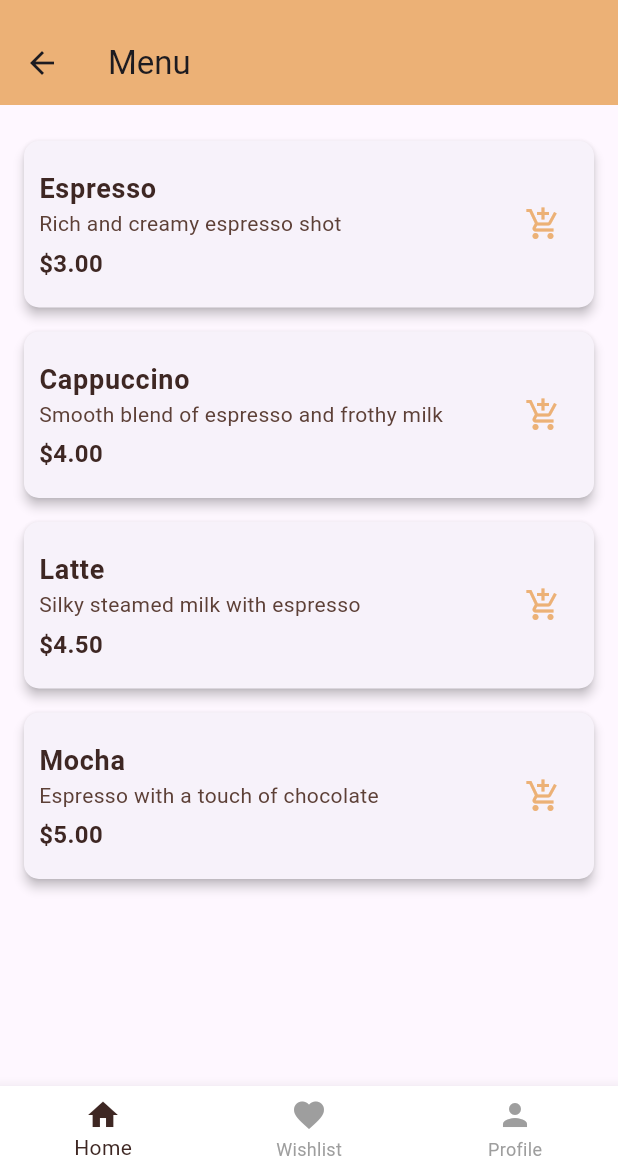
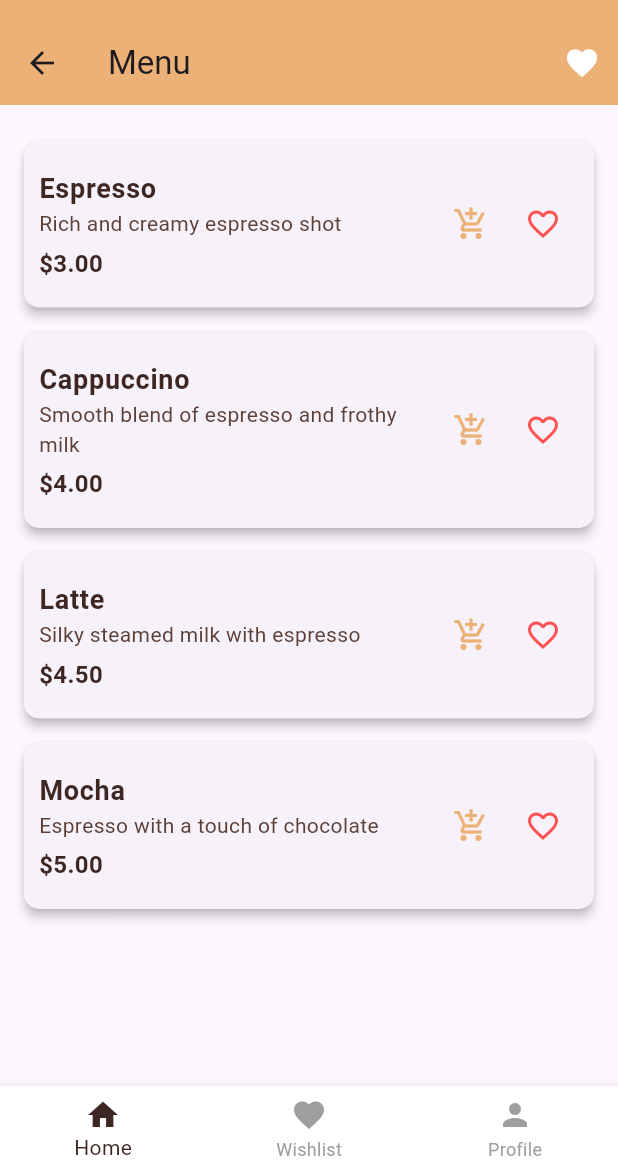
Before and after one commit to ayshasariya4/Cafe-App, a Flutter app: the screen it shows after launch, scrolled down 139 dp, after a tap on "Order Now", on a phone screen of 412 x 824 dp, the part 63-1236 px from its top. Run offline on Flutter 3.47's test engine with Material 3 defaults, Android fonts, the phone set to English and light mode, and no system bars; network calls fail.

Commit message:
Added: Wishlist

```diff
--- a/lib/main.dart
+++ b/lib/main.dart
@@ -1,8 +1,8 @@
 import 'package:flutter/material.dart';
 import 'home_page.dart';
-import 'wishlist_page.dart';
 import 'profile_page.dart';
 import 'bottom_nav.dart';
+import 'package:test_app/wishlist_page.dart';
 
 void main() {
   runApp(CafeApp());
@@ -16,10 +16,12 @@ class CafeApp extends StatefulWidget {
 class _CafeAppState extends State<CafeApp> {
   int _currentIndex = 0;
 
+  // Example wishlist items list
+  List<Map<String, String>> wishlistItems = [];
+
   // Navigation tabs
   final List<Widget> _pages = [
     HomePage(),      // Home Page
-    WishlistPage(),  // Wishlist Page
     ProfilePage(),   // Profile Page
   ];
 
@@ -39,7 +41,9 @@ class _CafeAppState extends State<CafeApp> {
           backgroundColor: const Color(0xFFECB176),
           elevation: 0,
         ),
-        body: _pages[_currentIndex], // Displays selected page content
+        body: _currentIndex == 1
+            ? WishlistPage(wishlistItems: wishlistItems) // Show WishlistPage when tab 1 is selected
+            : _pages[_currentIndex], // Shows HomePage or ProfilePage
         bottomNavigationBar: BottomNavBar(
           currentIndex: _currentIndex,
           onTap: (index) {
--- a/lib/menu_page.dart
+++ b/lib/menu_page.dart
@@ -1,6 +1,17 @@
 import 'package:flutter/material.dart';
+import 'package:test_app/wishlist_page.dart';
 
-class MenuPage extends StatelessWidget {
+
+class MenuPage extends StatefulWidget {
+  @override
+  _MenuPageState createState() => _MenuPageState();
+}
+
+class _MenuPageState extends State<MenuPage> {
+  // List to store wishlist items
+  final List<Map<String, String>> wishlistItems = [];
+
+  // Menu items data
   final List<Map<String, String>> menuItems = [
     {'title': 'Espresso', 'description': 'Rich and creamy espresso shot', 'price': '\$3.00'},
     {'title': 'Cappuccino', 'description': 'Smooth blend of espresso and frothy milk', 'price': '\$4.00'},
@@ -8,12 +19,48 @@ class MenuPage extends StatelessWidget {
     {'title': 'Mocha', 'description': 'Espresso with a touch of chocolate', 'price': '\$5.00'},
   ];
 
+  // Function to add an item to the wishlist
+  void _addToWishlist(Map<String, String> item) {
+    setState(() {
+      if (!wishlistItems.contains(item)) {
+        wishlistItems.add(item);
+        ScaffoldMessenger.of(context).showSnackBar(
+          SnackBar(
+            content: Text('${item['title']} added to wishlist!'),
+            duration: Duration(seconds: 2),
+          ),
+        );
+      } else {
+        ScaffoldMessenger.of(context).showSnackBar(
+          SnackBar(
+            content: Text('${item['title']} is already in your wishlist!'),
+            duration: Duration(seconds: 2),
+          ),
+        );
+      }
+    });
+  }
+
   @override
   Widget build(BuildContext context) {
     return Scaffold(
       appBar: AppBar(
         title: Text('Menu'),
         backgroundColor: Color(0xFFECB176),
+        actions: [
+          IconButton(
+            icon: Icon(Icons.favorite, color: Colors.white),
+            onPressed: () {
+              // Navigate to Wishlist Page
+              Navigator.push(
+                context,
+                MaterialPageRoute(
+                  builder: (context) => WishlistPage(wishlistItems: wishlistItems),
+                ),
+              );
+            },
+          ),
+        ],
       ),
       body: ListView.builder(
         padding: const EdgeInsets.all(16.0),
@@ -51,10 +98,13 @@ class MenuPage extends StatelessWidget {
                   ),
                 ],
               ),
-              trailing: IconButton(
+              trailing: Row(
+                mainAxisSize: MainAxisSize.min,
+                children: [
+                  // Add to Cart Icon
+                  IconButton(
                     icon: Icon(Icons.add_shopping_cart, color: Color(0xFFECB176)),
                     onPressed: () {
-                  // Action when "Add to Cart" is pressed
                       ScaffoldMessenger.of(context).showSnackBar(
                         SnackBar(
                           content: Text('${item['title']} added to cart!'),
@@ -63,6 +113,13 @@ class MenuPage extends StatelessWidget {
                       );
                     },
                   ),
+                  // Add to Wishlist Icon
+                  IconButton(
+                    icon: Icon(Icons.favorite_border, color: Colors.redAccent),
+                    onPressed: () => _addToWishlist(item),
+                  ),
+                ],
+              ),
             ),
           );
         },
```
Also changed, not shown: lib/wishlist_page.dart (+10 -44 lines). Lines whose indentation alone changed are shown as unchanged.
